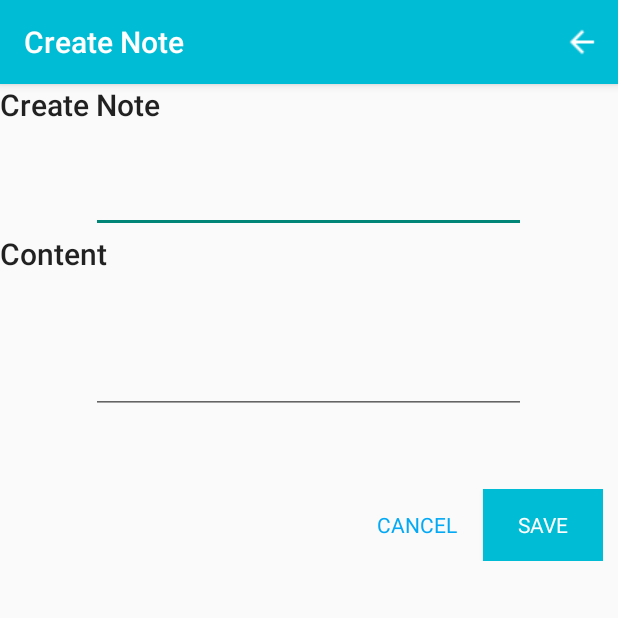
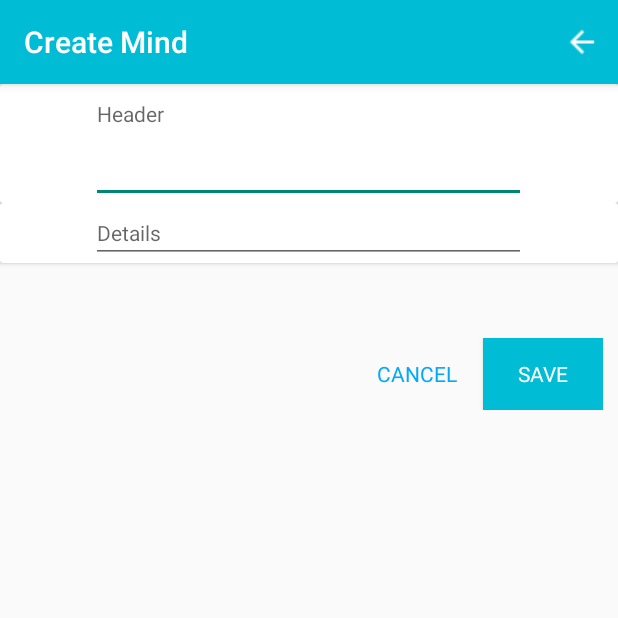
Before and after one commit to fromthesecond/Minder, an Android app: the CreateNoteActivity screen opened directly, with no data from a screen before it, on a phone screen of 412 x 824 dp, the top half of it. Run offline under Robolectric (Android 15) with nearby library versions, the phone set to English and light mode, and no system bars.

Commit message:
A few small changes on the design and behavior of buttons. Beta v. 0.01

```diff
--- a/app/src/main/java/com/fireblink/minder/CreateNoteActivity.java
+++ b/app/src/main/java/com/fireblink/minder/CreateNoteActivity.java
@@ -19,6 +19,10 @@ public class CreateNoteActivity extends ActionBarActivity {
     protected void onCreate(Bundle savedInstanceState) {
         super.onCreate(savedInstanceState);
         setContentView(R.layout.activity_create_note);
+        name = (EditText) findViewById(R.id.name);
+        body = (EditText) findViewById(R.id.body);
+        name.setHint("Header");
+        body.setHint("Details");
     }
 
     @Override
@@ -41,6 +45,9 @@ public class CreateNoteActivity extends ActionBarActivity {
         Intent intent = new Intent(this, MainActivity.class);
         startActivity(intent);
     }
+    public void cancelButton (View v) {
+        startActivity(new Intent(this, MainActivity.class));
+    }
     public void createMind (View v) {
         name = (EditText) findViewById(R.id.name);
         body = (EditText) findViewById(R.id.body);
--- a/app/src/main/res/layout/activity_create_note.xml
+++ b/app/src/main/res/layout/activity_create_note.xml
@@ -1,42 +1,41 @@
 <LinearLayout xmlns:android="http://schemas.android.com/apk/res/android"
     xmlns:fab="http://schemas.android.com/apk/res-auto"
+    xmlns:card_view="http://schemas.android.com/tools"
     android:layout_width="match_parent"
     android:layout_height="match_parent"
     android:orientation="vertical"
     android:weightSum="1">
-
-
-    <TextView
+    <android.support.v7.widget.CardView
         android:layout_width="match_parent"
         android:layout_height="wrap_content"
-        android:text="@string/titleAdd"
-        android:id="@+id/textView"
-        style="@style/titleStyle"
-        android:layout_weight="0.06" />
+        android:id="@+id/cardEditTitle"
+        card_view:cardCornerRadius="8dp"
+        card_view:cardBackgroundColor="#fafafa"
+        android:padding="8dp">
 
     <EditText
         android:layout_width="290dp"
         android:layout_height="wrap_content"
         android:id="@+id/name"
-        android:layout_gravity="center_horizontal" />
-
-    <TextView
+        android:layout_gravity="center_horizontal"
+        style="@style/Widget.AppCompat.EditText"
+        android:paddingBottom="50dp" />
+    </android.support.v7.widget.CardView>
+    <android.support.v7.widget.CardView
         android:layout_width="match_parent"
         android:layout_height="wrap_content"
-        android:text="@string/body"
-        style="@style/titleStyle"
-        android:id="@+id/textView2"
-        android:layout_weight="0.10" />
-
+        android:id="@+id/cardEditDetails"
+        card_view:cardCornerRadius="8dp"
+        card_view:cardBackgroundColor="#fafafa"
+        android:padding="8dp">
     <EditText
         android:layout_width="290dp"
         android:layout_height="wrap_content"
         android:inputType="textMultiLine"
-        android:ems="10"
         style="@style/Widget.AppCompat.EditText"
         android:id="@+id/body"
         android:layout_gravity="center_horizontal" />
-
+    </android.support.v7.widget.CardView>
     <LinearLayout
         android:orientation="horizontal"
         android:layout_width="fill_parent"
@@ -51,6 +50,7 @@
             android:text="@string/cancel"
             style="@style/flatButton"
             android:id="@+id/button"
+            android:onClick="cancelButton"
             android:layout_marginRight="4dp" />
 
         <Button
--- a/app/src/main/res/layout/activity_view_mind.xml
+++ b/app/src/main/res/layout/activity_view_mind.xml
@@ -1,5 +1,6 @@
 <LinearLayout xmlns:android="http://schemas.android.com/apk/res/android"
     xmlns:tools="http://schemas.android.com/tools"
+    xmlns:fab="http://schemas.android.com/apk/res-auto"
     xmlns:card_view="http://schemas.android.com/apk/res-auto"
     android:layout_width="match_parent"
     android:layout_height="match_parent"
@@ -12,7 +13,7 @@
         android:id="@+id/cardViewTitle"
         card_view:cardCornerRadius="8dp"
         card_view:cardBackgroundColor="#fafafa"
-        android:padding="18dp">
+        android:padding="8dp">
     <TextView
         android:layout_width="match_parent"
         android:layout_height="wrap_content"
@@ -36,4 +37,5 @@
         android:id="@+id/bodyTxt"
         android:layout_gravity="center_horizontal|left" />
     </android.support.v7.widget.CardView>
+
 </LinearLayout>
--- a/app/src/main/res/values/strings.xml
+++ b/app/src/main/res/values/strings.xml
@@ -8,7 +8,7 @@
     <string name="lock">Lock it</string>
     <string name="content">Contents of this article</string>
     <string name="byDate">By Date</string>
-    <string name="titleAdd">Create Note</string>
+    <string name="titleAdd">Create Mind</string>
     <string name="byAlph">By Alphabet</string>
     <string name="title_activity_create_note">CreateNoteActivity</string>
     <string name="hello_world">Hello world!</string>
```
